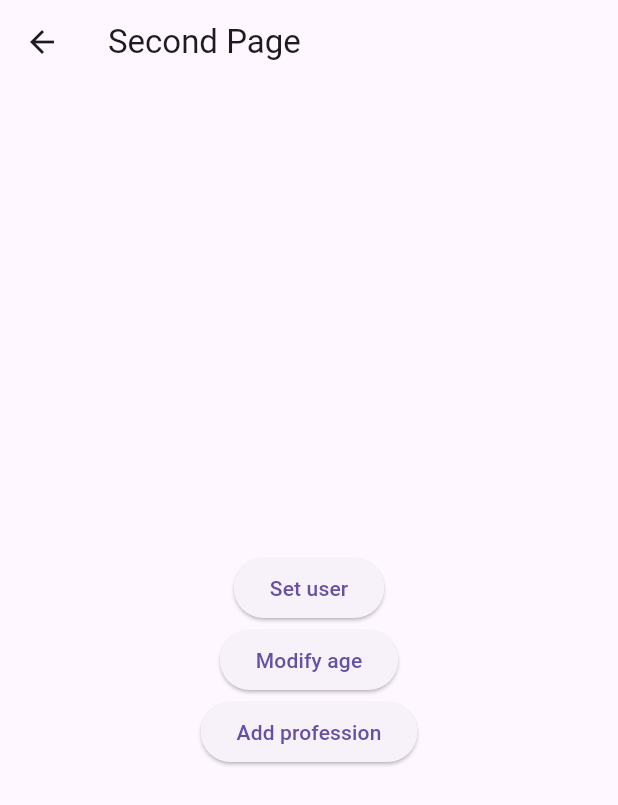
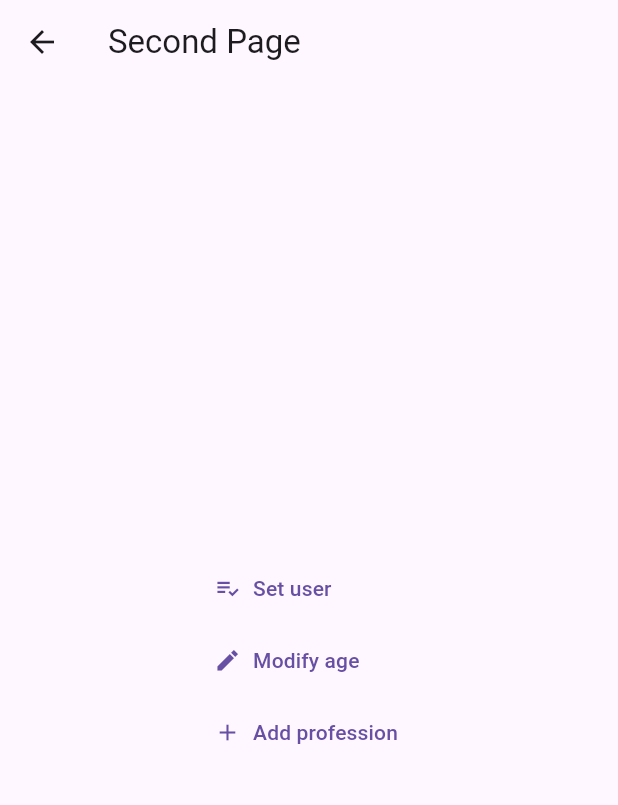
Before and after one commit to JimenaLeyva07/state_management_app, a Flutter app: the PageTwo screen opened by its route, on a phone screen of 412 x 824 dp. Shown: the top 805 px of the screen. Run offline on Flutter 3.47's test engine with Material 2 defaults, Android fonts, the phone set to English and light mode, and no system bars.

Commit message:
modified buttons

```diff
--- a/lib/pages/page_two.dart
+++ b/lib/pages/page_two.dart
@@ -12,18 +12,24 @@ class PageTwo extends StatelessWidget {
       body: Center(
         child: Column(
           mainAxisAlignment: MainAxisAlignment.center,
+          crossAxisAlignment: CrossAxisAlignment.start,
           children: [
-            ElevatedButton(
+            TextButton.icon(
               onPressed: () {},
-              child: const Text('Set user'),
+              icon: const Icon(
+                Icons.playlist_add_check_sharp,
+              ),
+              label: const Text('Set user'),
             ),
-            ElevatedButton(
+            TextButton.icon(
               onPressed: () {},
-              child: const Text('Modify age'),
+              icon: const Icon(Icons.edit_sharp),
+              label: const Text('Modify age'),
             ),
-            ElevatedButton(
+            TextButton.icon(
               onPressed: () {},
-              child: const Text('Add profession'),
+              icon: const Icon(Icons.add),
+              label: const Text('Add profession'),
             )
           ],
         ),
```
